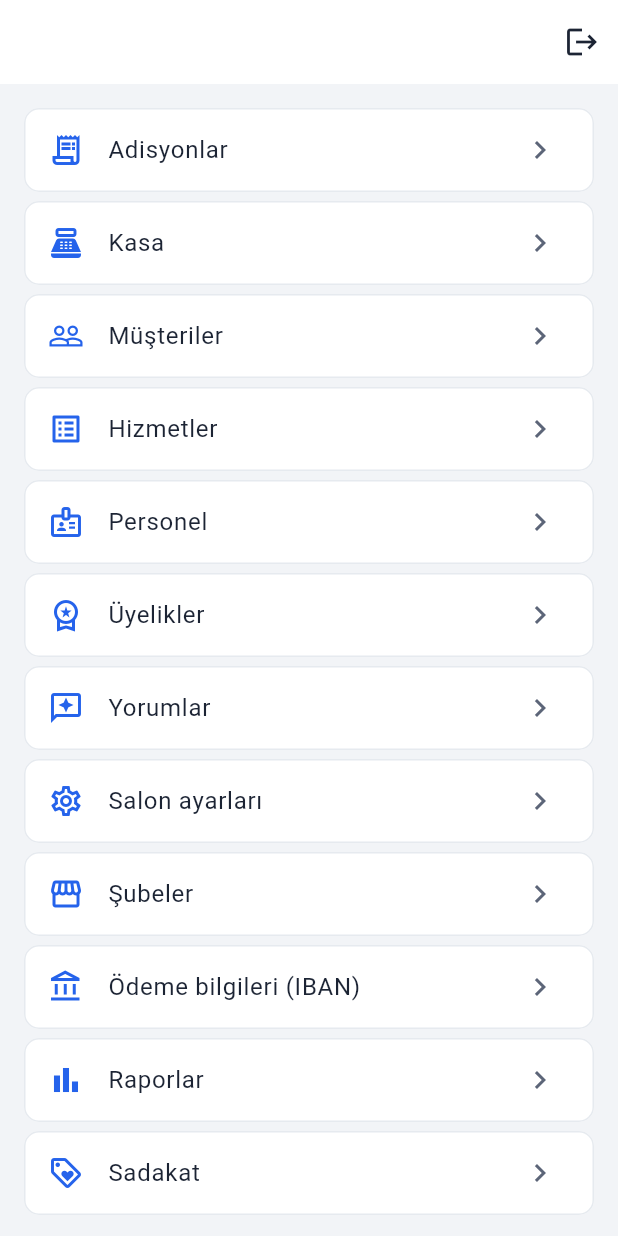
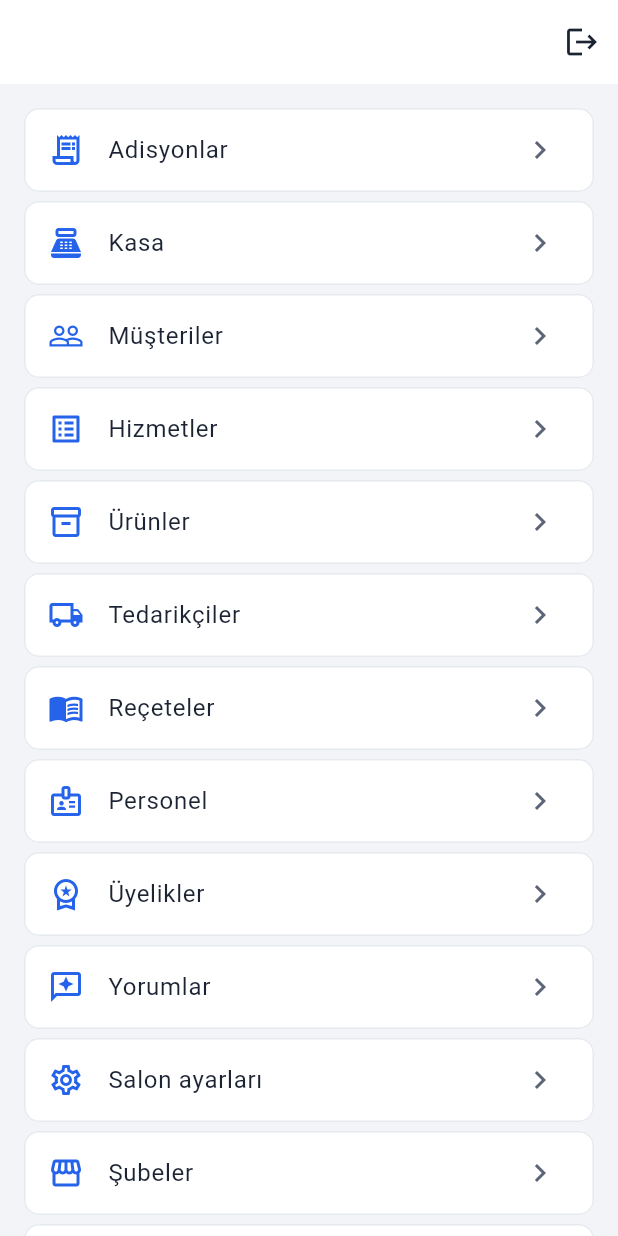
Before and after one commit to monanoyan-ship-it/callcenterSalonUser.Mobil, a Flutter app: the MorePage screen opened directly, on a phone screen of 412 x 824 dp. Run offline on Flutter 3.47's test engine with Material 3 defaults, Android fonts, the phone set to English and light mode, and no system bars; our stand-ins replace dio, flutter_secure_storage; accounts and stored records are empty.

Commit message:
P9.5: MorePage'e Urunler + Tedarikciler + Receteler kartlari
Hizmetler altina eklendi (envanter modulleri):
- Urunler (inventory_2_outlined)
- Tedarikciler (local_shipping_outlined)
- Receteler (menu_book_outlined)

Phase 9 (Envanter Domain) artik MorePage uzerinden tam erisilebilir.
Toplam 14 kart: Adisyon, Kasa, Musteriler, Hizmetler, Urunler, Tedarikciler,
Receteler, Personel, Uyelikler, Yorumlar, Salon ayarlari, Subeler, Odeme, Raporlar, Sadakat.

```diff
--- a/lib/screens/more_page.dart
+++ b/lib/screens/more_page.dart
@@ -6,10 +6,13 @@ import 'package:callcenter_salonuser_mobil/screens/loyalty_page.dart';
 import 'package:callcenter_salonuser_mobil/screens/memberships_page.dart';
 import 'package:callcenter_salonuser_mobil/screens/payment_info_page.dart';
 import 'package:callcenter_salonuser_mobil/screens/personnel_page.dart';
+import 'package:callcenter_salonuser_mobil/screens/products_page.dart';
+import 'package:callcenter_salonuser_mobil/screens/recipes_page.dart';
 import 'package:callcenter_salonuser_mobil/screens/reports_page.dart';
 import 'package:callcenter_salonuser_mobil/screens/reviews_page.dart';
 import 'package:callcenter_salonuser_mobil/screens/services_page.dart';
 import 'package:callcenter_salonuser_mobil/screens/settings_page.dart';
+import 'package:callcenter_salonuser_mobil/screens/suppliers_page.dart';
 import 'package:callcenter_salonuser_mobil/state/session_state.dart';
 import 'package:callcenter_salonuser_mobil/widgets/responsive_center.dart';
 import 'package:flutter/material.dart';
@@ -43,6 +46,21 @@ class MorePage extends StatelessWidget {
         icon: Icons.list_alt,
         label: 'Hizmetler',
         builder: (_) => const ServicesPage(),
+      ),
+      _Module(
+        icon: Icons.inventory_2_outlined,
+        label: 'Ürünler',
+        builder: (_) => const ProductsPage(),
+      ),
+      _Module(
+        icon: Icons.local_shipping_outlined,
+        label: 'Tedarikçiler',
+        builder: (_) => const SuppliersPage(),
+      ),
+      _Module(
+        icon: Icons.menu_book_outlined,
+        label: 'Reçeteler',
+        builder: (_) => const RecipesPage(),
       ),
       _Module(
         icon: Icons.badge_outlined,
```
